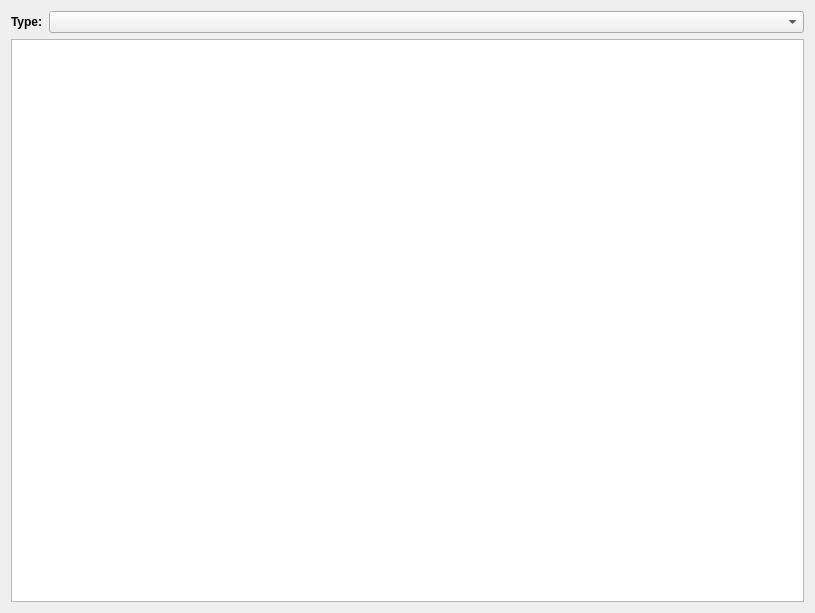
Qt form controls/setup/parts/setuptabmatrix.ui (riuson/lcd-image-converter) before a commit.
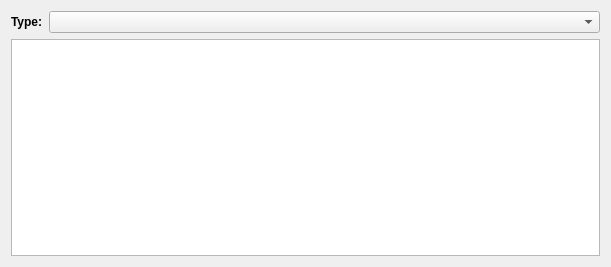
The same form after that commit.

Patch:
```diff
--- a/controls/setup/parts/setuptabmatrix.ui
+++ b/controls/setup/parts/setuptabmatrix.ui
@@ -6,8 +6,8 @@
    <rect>
     <x>0</x>
     <y>0</y>
-    <width>815</width>
-    <height>613</height>
+    <width>611</width>
+    <height>267</height>
    </rect>
   </property>
   <property name="windowTitle">
```
